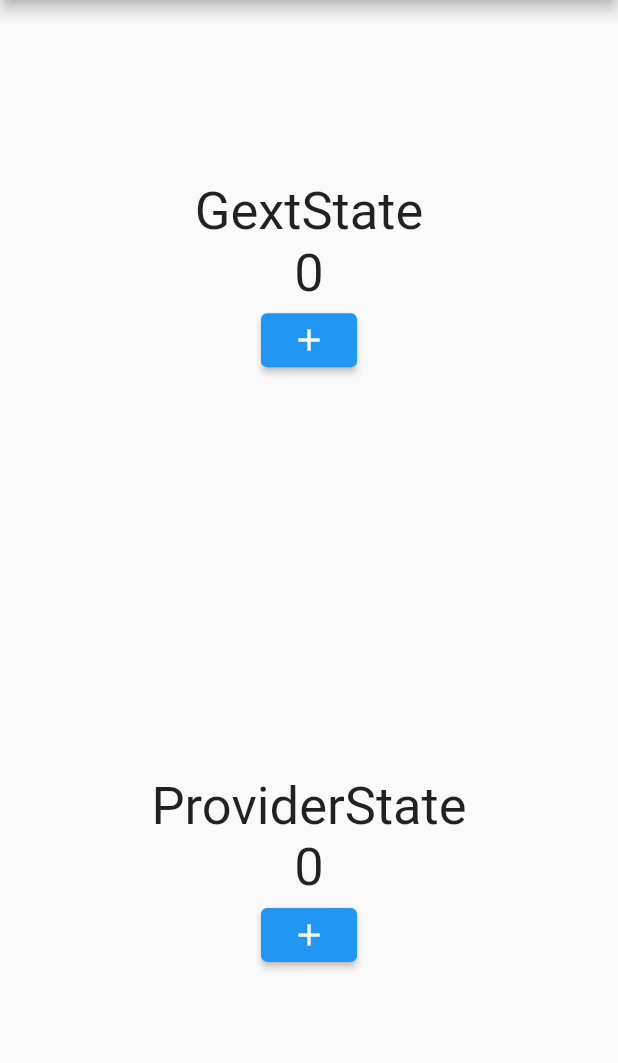
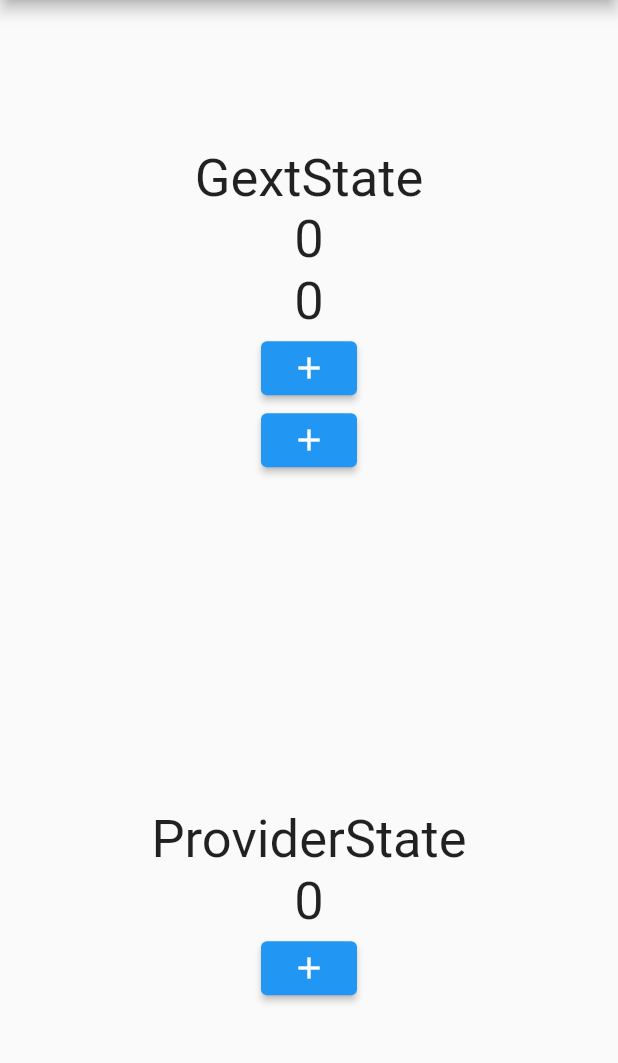
Before and after one commit to hjcwinner/getx1, a Flutter app: the GetxState screen opened directly, on a phone screen of 412 x 824 dp, the part 84-1147 px from its top. Run offline on Flutter 3.47's test engine with Material 2 defaults, Android fonts, the phone set to English and light mode, and no system bars; our stand-ins replace get.

Commit message:
getx 단순상태관리(2)

```diff
--- a/lib/controller/count_controller_getx.dart
+++ b/lib/controller/count_controller_getx.dart
@@ -0,0 +1,9 @@
+import 'package:get/get.dart';
+
+class CountControllerGetx extends GetxController{
+  int count = 0;
+  void increase(String id){
+    count++;
+    update([id]);
+  }
+}
--- a/lib/page/state.dart
+++ b/lib/page/state.dart
@@ -1,5 +1,6 @@
 import 'package:flutter/material.dart';
 import 'package:get/get.dart';
+import 'package:getx1/controller/count_controller_getx.dart';
 import 'package:getx1/controller/count_controller_provider.dart';
 import 'package:getx1/statepage/getx.dart';
 import 'package:getx1/statepage/provider.dart';
@@ -8,6 +9,7 @@ import 'package:provider/provider.dart';
 class GetxState extends StatelessWidget {
   @override
   Widget build(BuildContext context) {
+
     return Scaffold(
       appBar: AppBar(
         title: Text('State'),
--- a/lib/statepage/getx.dart
+++ b/lib/statepage/getx.dart
@@ -1,14 +1,41 @@
 import 'package:flutter/material.dart';
+import 'package:get/get.dart';
+import 'package:getx1/controller/count_controller_getx.dart';
 
 class Getxstate extends StatelessWidget {
+  CountControllerGetx _getstate = Get.put(CountControllerGetx());
+
+  Widget _button(String id) {
+    return ElevatedButton(
+        onPressed: () {
+          _getstate.increase(id);
+        },
+        child: Icon(Icons.add));
+  }
+
   @override
   Widget build(BuildContext context) {
     return Center(
       child: Column(
         children: [
-          Text('GextState', style: TextStyle(fontSize: 35),),
-          Text('0', style: TextStyle(fontSize: 35),),
-          ElevatedButton(onPressed: () {}, child: Icon(Icons.add)),
+          Text(
+            'GextState',
+            style: TextStyle(fontSize: 35),
+          ),
+          GetBuilder<CountControllerGetx>(
+              id: "first",
+              builder: (controller) {
+                return Text('${controller.count}',
+                    style: TextStyle(fontSize: 35));
+              }),
+          GetBuilder<CountControllerGetx>(
+              id: "second",
+              builder: (controller) {
+                return Text('${controller.count}',
+                    style: TextStyle(fontSize: 35));
+              }),
+          _button("first"),
+          _button("second"),
         ],
       ),
     );
```
